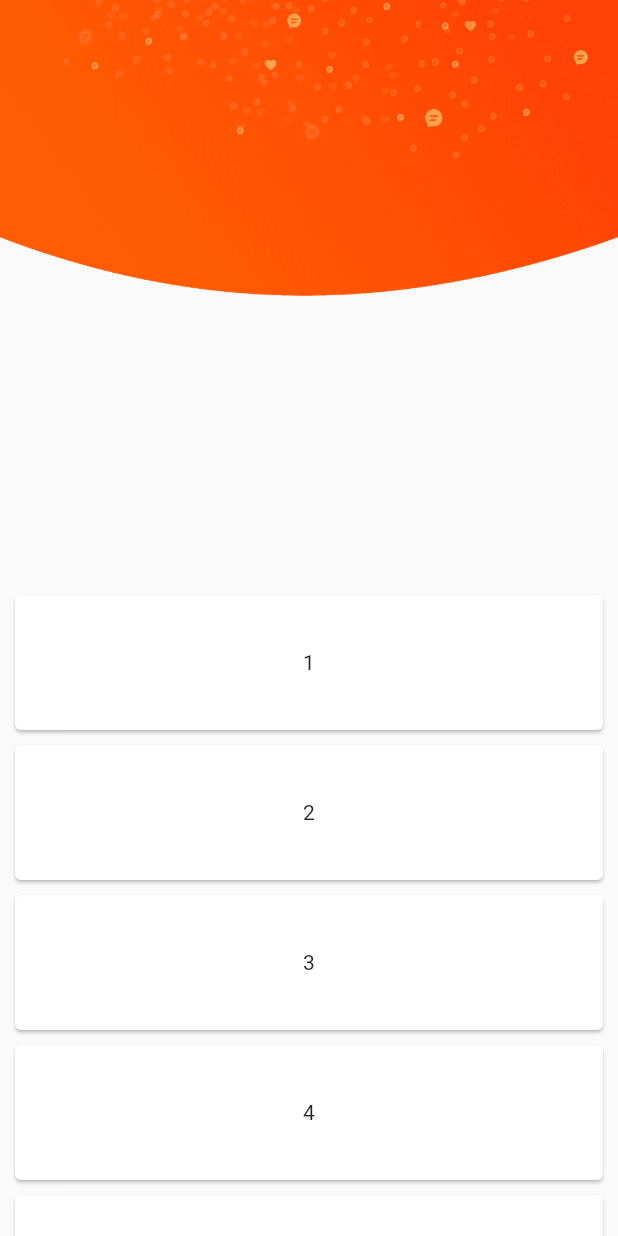
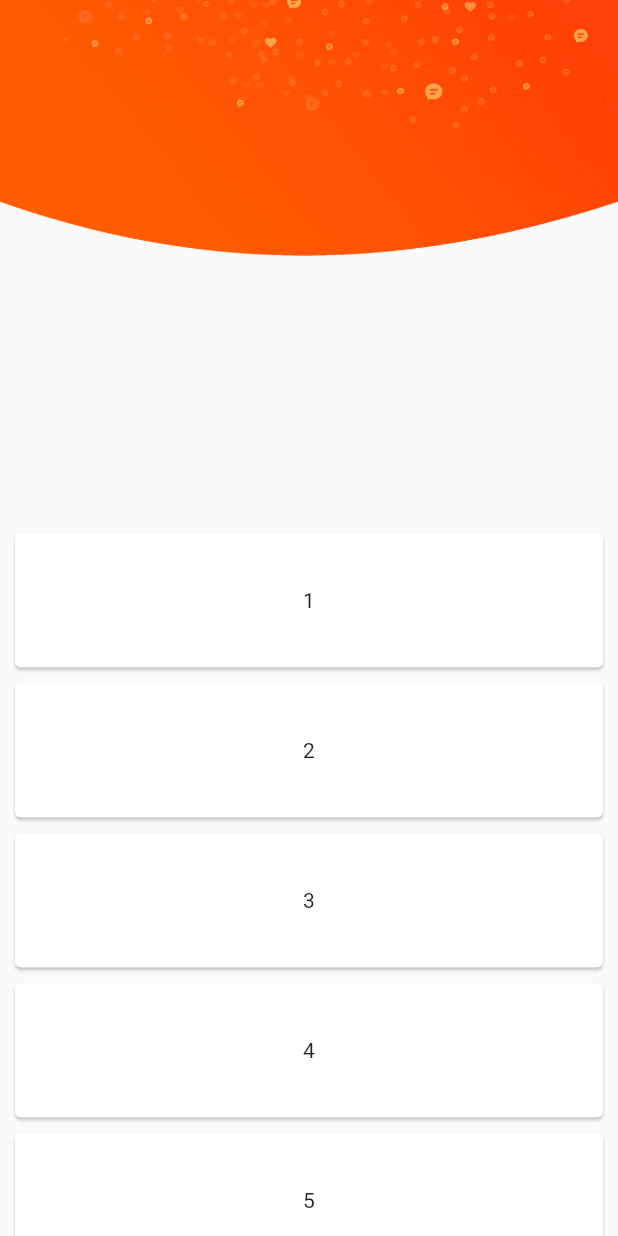
Before and after one commit to kuangzhongwen/wuba_home_tab_flutter, a Flutter app: the screen it shows after launch, on a phone screen of 412 x 824 dp. Run offline on Flutter 3.47's test engine with Material 2 defaults, Android fonts, the phone set to English and light mode, and no system bars; drawn by our look-alikes of pull_to_refresh.

Commit message:
下拉刷新头部优化

```diff
--- a/lib/HomeTabPage.dart
+++ b/lib/HomeTabPage.dart
@@ -64,7 +64,8 @@ class _HomeTabPageState extends State<HomeTabPage> {
                         SliverToBoxAdapter(
                           child: Image.asset(
                             "images/home_page_bg.png",
-                            fit: BoxFit.cover
+                            fit: BoxFit.fill,
+                            height: 500,
                           ),
                         ),
                         SliverFixedExtentList(
@@ -80,6 +81,16 @@ class _HomeTabPageState extends State<HomeTabPage> {
                   ),
                 )
               ],
+            ),
+            Container(
+              height: 64.0,
+              child: AppBar(
+                backgroundColor: Colors.transparent,
+                elevation: dismissAppbar ? 1.0 : 0.0,
+                title: SimpleLinkBar(
+                  key: linkKey,
+                ),
+              ),
             )
           ],
         ),
@@ -88,3 +99,57 @@ class _HomeTabPageState extends State<HomeTabPage> {
     );
   }
 }
+
+class SimpleLinkBar extends StatefulWidget {
+  SimpleLinkBar({Key key}) : super(key: key);
+
+  @override
+  State<StatefulWidget> createState() {
+    return _SimpleLinkBarState();
+  }
+}
+
+class _SimpleLinkBarState extends State<SimpleLinkBar>
+    with RefreshProcessor, SingleTickerProviderStateMixin {
+  RefreshStatus _status = RefreshStatus.idle;
+  AnimationController _animationController;
+
+  @override
+  void dispose() {
+    super.dispose();
+  }
+
+  @override
+  void initState() {
+    _animationController = AnimationController(vsync: this);
+    super.initState();
+  }
+
+  @override
+  Future endRefresh() {
+    _animationController.animateTo(0.0, duration: Duration(milliseconds: 300));
+    return Future.value();
+  }
+
+  @override
+  void onOffsetChange(double offset) {
+    if (_status != RefreshStatus.refreshing)
+      _animationController.value = offset / 80.0;
+    super.onOffsetChange(offset);
+  }
+
+  @override
+  Widget build(BuildContext context) {
+    return ScaleTransition(
+      child: CupertinoActivityIndicator(),
+      scale: _animationController,
+    );
+  }
+
+  @override
+  void onModeChange(RefreshStatus mode) {
+    super.onModeChange(mode);
+    _status = mode;
+    setState(() {});
+  }
+}
```
